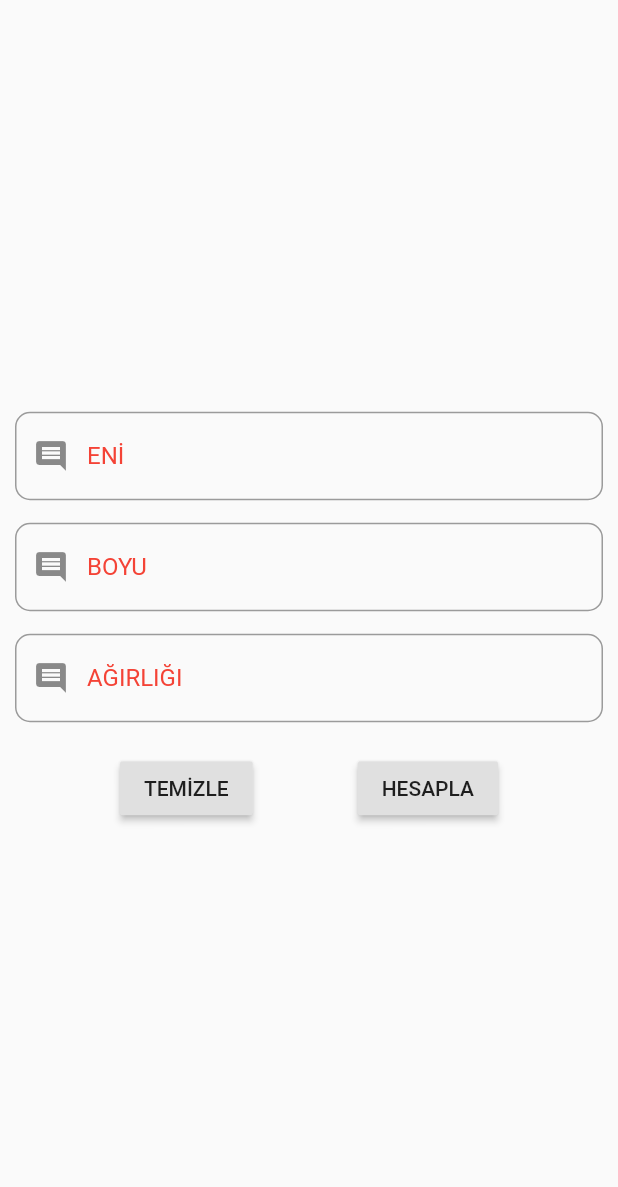
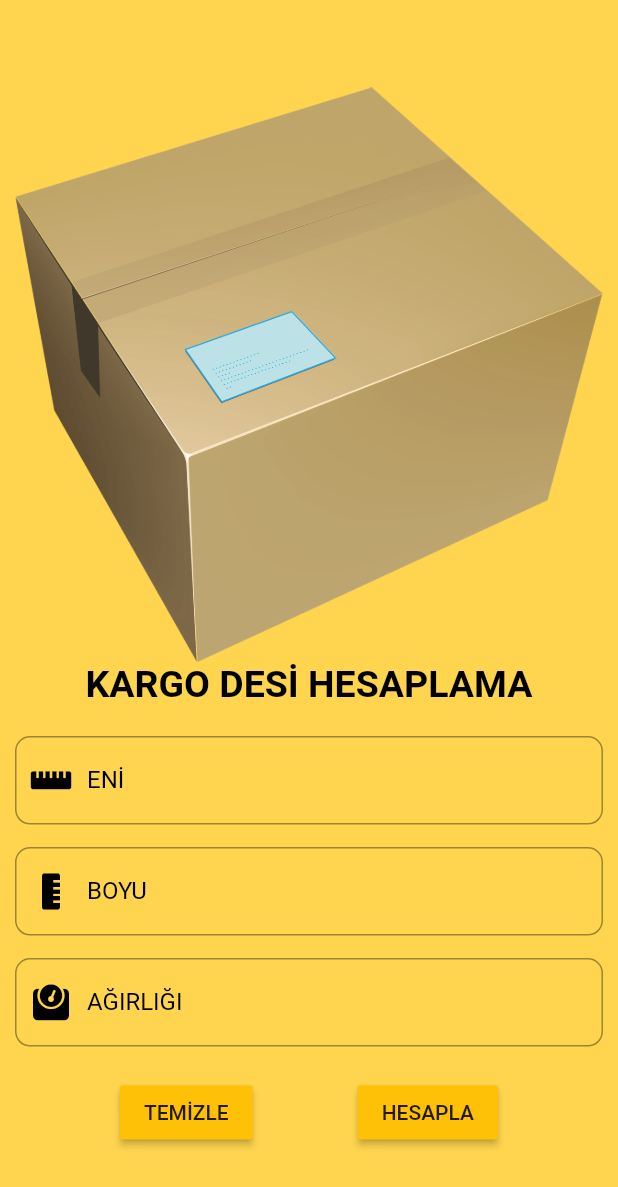
Before and after one commit to ErkanGuvenc/desihesaplama, a Flutter app: the screen it shows after launch, after a tap on "HESAPLA", on a phone screen of 412 x 824 dp. Shown: the top 1187 px of the screen. Run offline on Flutter 3.47's test engine with Material 2 defaults, Android fonts, the phone set to English and light mode, and no system bars; our stand-ins replace font_awesome_flutter.

Commit message:
ikinci yükleme

```diff
--- a/lib/main.dart
+++ b/lib/main.dart
@@ -1,4 +1,5 @@
 import 'package:flutter/material.dart';
+import 'package:font_awesome_flutter/font_awesome_flutter.dart';
 
 void main() {
   runApp(MaterialApp(
@@ -19,21 +20,36 @@ class desihes extends StatelessWidget {
   Widget build(BuildContext context) {
     return MaterialApp(
       home: Scaffold(
-        body: Form(
+        body: Container(
+          color: Colors.amber[300],
+          child: Form(
             key: _degerKey,
             child: Padding(
               padding: const EdgeInsets.all(10.0),
               child: Column(
                 mainAxisAlignment: MainAxisAlignment.center,
                 children: [
+                  Image.asset('images/box.png'),
+                  Text(
+                    "KARGO DESİ HESAPLAMA",
+                    textAlign: TextAlign.center,
+                    style: TextStyle(
+                        color: Colors.black,
+                        fontSize: 25,
+                        fontWeight: FontWeight.bold),
+                  ),
+                  SizedBox(height: 20),
                   TextFormField(
                     decoration: InputDecoration(
                         labelText: "ENİ",
-                      labelStyle: TextStyle(color: Colors.red),
+                        labelStyle: TextStyle(color: Colors.black),
                         border: OutlineInputBorder(
                           borderRadius: BorderRadius.all(Radius.circular(10)),
                         ),
-                      prefixIcon: Icon(Icons.comment)),
+                        prefixIcon: Icon(
+                          FontAwesomeIcons.rulerHorizontal,
+                          color: Colors.black,
+                        )),
                     keyboardType: TextInputType.number,
                     onSaved: (parse) {
                       en = int.parse(parse);
@@ -43,11 +59,14 @@ class desihes extends StatelessWidget {
                   TextFormField(
                     decoration: InputDecoration(
                         labelText: "BOYU",
-                      labelStyle: TextStyle(color: Colors.red),
+                        labelStyle: TextStyle(color: Colors.black),
                         border: OutlineInputBorder(
                           borderRadius: BorderRadius.all(Radius.circular(10)),
                         ),
-                      prefixIcon: Icon(Icons.comment)),
+                        prefixIcon: Icon(
+                          FontAwesomeIcons.rulerVertical,
+                          color: Colors.black,
+                        )),
                     keyboardType: TextInputType.number,
                     onSaved: (parse) {
                       boy = int.parse(parse);
@@ -57,11 +76,14 @@ class desihes extends StatelessWidget {
                   TextFormField(
                     decoration: InputDecoration(
                         labelText: "AĞIRLIĞI",
-                      labelStyle: TextStyle(color: Colors.red),
+                        labelStyle: TextStyle(color: Colors.black),
                         border: OutlineInputBorder(
                           borderRadius: BorderRadius.all(Radius.circular(10)),
                         ),
-                      prefixIcon: Icon(Icons.comment)),
+                        prefixIcon: Icon(
+                          FontAwesomeIcons.weight,
+                          color: Colors.black,
+                        )),
                     keyboardType: TextInputType.number,
                     onSaved: (parse) {
                       agirlik = int.parse(parse);
@@ -72,21 +94,53 @@ class desihes extends StatelessWidget {
                     mainAxisAlignment: MainAxisAlignment.spaceEvenly,
                     children: [
                       RaisedButton(
+                        color: Colors.amber[500],
                         child: Text("TEMİZLE"),
                         onPressed: () {
                           Navigator.pushNamed(context, '/');
                         },
                       ),
                       RaisedButton(
+                        color: Colors.amber[500],
                         child: Text("HESAPLA"),
                         onPressed: () {
                           _degerKey.currentState.save();
                           debugPrint("EN: $en, BOY: $boy, AĞIRLIK : $agirlik");
                           desi = en * boy * agirlik;
                           if (en != 0 && boy != 0 && agirlik != 0) {
-                          debugPrint("$desi");
+                            showDialog(
+                              context: context,
+                              builder: (BuildContext context) {
+                                return AlertDialog(
+                                  title: Text("Desi Hesaplama Sonucu : $desi"),
+                                  actions: [
+                                    MaterialButton(
+                                      child: Text("Tekrar Hesapla"),
+                                      onPressed: () {
+                                        Navigator.pushNamed(context, '/');
+                                      },
+                                    ),
+                                  ],
+                                );
+                              },
+                            );
                           } else {
-                          debugPrint("hesaplama yanlış");
+                            showDialog(
+                              context: context,
+                              builder: (BuildContext context) {
+                                return AlertDialog(
+                                  title: Text("Yanlış Giriş Yaptınız."),
+                                  actions: [
+                                    MaterialButton(
+                                      child: Text("Tekrar Hesapla"),
+                                      onPressed: () {
+                                        Navigator.pushNamed(context, '/');
+                                      },
+                                    ),
+                                  ],
+                                );
+                              },
+                            );
                           }
                         },
                       ),
@@ -97,6 +151,7 @@ class desihes extends StatelessWidget {
             ),
           ),
         ),
+      ),
     );
   }
 }
--- a/pubspec.yaml
+++ b/pubspec.yaml
@@ -23,6 +23,7 @@ environment:
 dependencies:
   flutter:
     sdk: flutter
+  font_awesome_flutter: ^8.11.0
 
 
   # The following adds the Cupertino Icons font to your application.
@@ -45,8 +46,8 @@ flutter:
   uses-material-design: true
 
   # To add assets to your application, add an assets section, like this:
-  # assets:
-  #   - images/a_dot_burr.jpeg
+  assets:
+    - images/
   #   - images/a_dot_ham.jpeg
 
   # An image asset can refer to one or more resolution-specific "variants", see
```
Also changed, not shown: images/box.png (added), pubspec.lock. Lines whose indentation alone changed are shown as unchanged.
